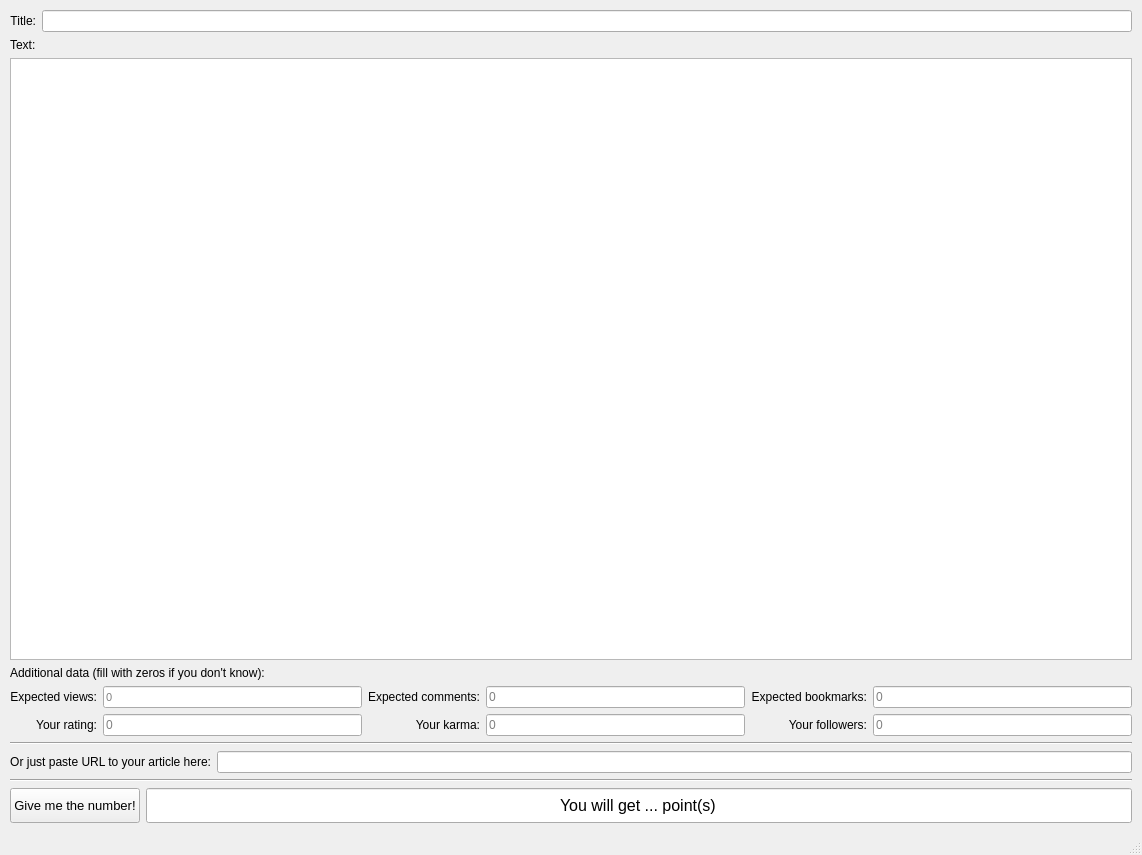
Above: src/mainwindow.ui from mmmm1998/--- before the change. Below: the same form after it.
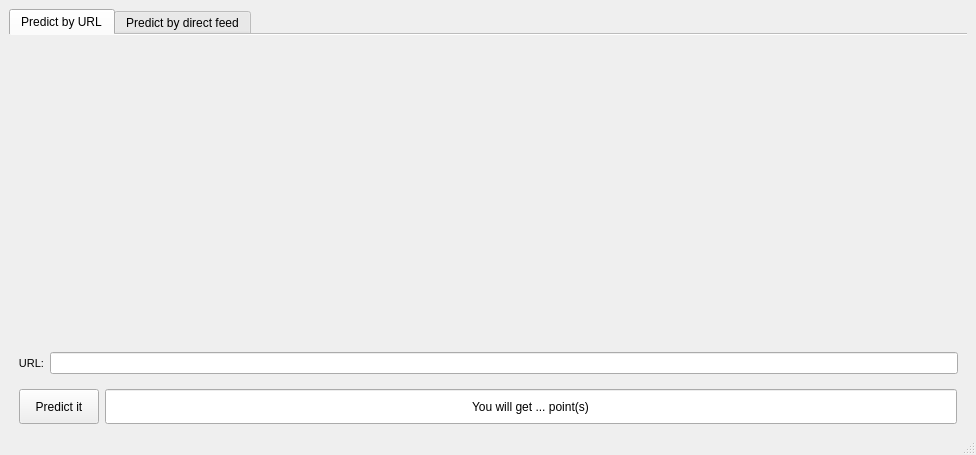
That is the form after the change.

Commit message: Overhauled GUI, split URL & direct feed into separate sections

Diff of the .ui file:
```diff
--- a/src/mainwindow.ui
+++ b/src/mainwindow.ui
@@ -6,41 +6,141 @@
    <rect>
     <x>0</x>
     <y>0</y>
-    <width>1142</width>
-    <height>855</height>
+    <width>976</width>
+    <height>455</height>
    </rect>
   </property>
   <property name="windowTitle">
    <string>Habrating</string>
   </property>
+  <property name="autoFillBackground">
+   <bool>false</bool>
+  </property>
   <widget class="QWidget" name="centralwidget">
+   <layout class="QVBoxLayout" name="verticalLayout_2">
+    <item>
+     <widget class="QTabWidget" name="tab_widget">
+      <property name="sizePolicy">
+       <sizepolicy hsizetype="Expanding" vsizetype="Expanding">
+        <horstretch>0</horstretch>
+        <verstretch>0</verstretch>
+       </sizepolicy>
+      </property>
+      <property name="autoFillBackground">
+       <bool>false</bool>
+      </property>
+      <property name="tabPosition">
+       <enum>QTabWidget::North</enum>
+      </property>
+      <property name="tabShape">
+       <enum>QTabWidget::Rounded</enum>
+      </property>
+      <property name="currentIndex">
+       <number>0</number>
+      </property>
+      <property name="elideMode">
+       <enum>Qt::ElideNone</enum>
+      </property>
+      <property name="documentMode">
+       <bool>true</bool>
+      </property>
+      <property name="tabsClosable">
+       <bool>false</bool>
+      </property>
+      <property name="movable">
+       <bool>false</bool>
+      </property>
+      <property name="tabBarAutoHide">
+       <bool>false</bool>
+      </property>
+      <widget class="QWidget" name="url_tab">
+       <attribute name="title">
+        <string>Predict by URL</string>
+       </attribute>
    <layout class="QGridLayout" name="gridLayout_2">
-    <property name="leftMargin">
-     <number>10</number>
-    </property>
-    <property name="topMargin">
-     <number>10</number>
-    </property>
-    <property name="rightMargin">
-     <number>10</number>
-    </property>
-    <property name="bottomMargin">
-     <number>10</number>
-    </property>
     <item row="1" column="0">
-     <layout class="QVBoxLayout" name="verticalLayout_3">
-      <property name="sizeConstraint">
-       <enum>QLayout::SetDefaultConstraint</enum>
-      </property>
-      <property name="bottomMargin">
-       <number>0</number>
-      </property>
-     </layout>
-    </item>
-    <item row="0" column="1">
-     <layout class="QVBoxLayout" name="verticalLayout">
-      <item>
+         <widget class="QWidget" name="url_dummy" native="true">
        <layout class="QHBoxLayout" name="horizontalLayout">
+           <property name="leftMargin">
+            <number>0</number>
+           </property>
+           <property name="topMargin">
+            <number>0</number>
+           </property>
+           <property name="rightMargin">
+            <number>0</number>
+           </property>
+           <property name="bottomMargin">
+            <number>0</number>
+           </property>
+           <item>
+            <widget class="QLabel" name="label_url">
+             <property name="font">
+              <font>
+               <pointsize>8</pointsize>
+              </font>
+             </property>
+             <property name="text">
+              <string>URL:</string>
+             </property>
+             <property name="alignment">
+              <set>Qt::AlignRight|Qt::AlignTrailing|Qt::AlignVCenter</set>
+             </property>
+             <property name="buddy">
+              <cstring>url_field</cstring>
+             </property>
+            </widget>
+           </item>
+           <item>
+            <widget class="QLineEdit" name="url_field">
+             <property name="minimumSize">
+              <size>
+               <width>400</width>
+               <height>0</height>
+              </size>
+             </property>
+            </widget>
+           </item>
+          </layout>
+         </widget>
+        </item>
+        <item row="0" column="0">
+         <spacer name="verticalSpacer">
+          <property name="orientation">
+           <enum>Qt::Vertical</enum>
+          </property>
+          <property name="sizeHint" stdset="0">
+           <size>
+            <width>0</width>
+            <height>0</height>
+           </size>
+          </property>
+         </spacer>
+        </item>
+       </layout>
+      </widget>
+      <widget class="QWidget" name="direct_tab">
+       <attribute name="title">
+        <string>Predict by direct feed</string>
+       </attribute>
+       <layout class="QGridLayout" name="gridLayout">
+        <item row="0" column="0">
+         <widget class="QWidget" name="direct_dummy" native="true">
+          <layout class="QVBoxLayout" name="verticalLayout">
+           <property name="leftMargin">
+            <number>0</number>
+           </property>
+           <property name="topMargin">
+            <number>0</number>
+           </property>
+           <property name="rightMargin">
+            <number>0</number>
+           </property>
+           <property name="bottomMargin">
+            <number>0</number>
+           </property>
+           <item>
+            <layout class="QHBoxLayout" name="title_label_separator">
         <item>
          <widget class="QLabel" name="label_title">
           <property name="text">
@@ -91,89 +191,8 @@
        </widget>
       </item>
       <item>
-       <widget class="QLabel" name="label_2">
-        <property name="text">
-         <string>Additional data (fill with zeros if you don't know):</string>
-        </property>
-       </widget>
-      </item>
+            <layout class="QHBoxLayout" name="aux_fields_separator">
       <item>
-       <layout class="QGridLayout" name="gridLayout">
-        <item row="0" column="0">
-         <widget class="QLabel" name="label_views">
-          <property name="text">
-           <string>Expected views:</string>
-          </property>
-          <property name="alignment">
-           <set>Qt::AlignRight|Qt::AlignTrailing|Qt::AlignVCenter</set>
-          </property>
-          <property name="buddy">
-           <cstring>views_edit</cstring>
-          </property>
-         </widget>
-        </item>
-        <item row="0" column="1">
-         <widget class="QLineEdit" name="views_edit">
-          <property name="font">
-           <font>
-            <pointsize>8</pointsize>
-           </font>
-          </property>
-          <property name="text">
-           <string/>
-          </property>
-          <property name="placeholderText">
-           <string>0</string>
-          </property>
-         </widget>
-        </item>
-        <item row="0" column="2">
-         <widget class="QLabel" name="label_comments">
-          <property name="text">
-           <string>Expected comments:</string>
-          </property>
-          <property name="alignment">
-           <set>Qt::AlignRight|Qt::AlignTrailing|Qt::AlignVCenter</set>
-          </property>
-          <property name="buddy">
-           <cstring>comments_edit</cstring>
-          </property>
-         </widget>
-        </item>
-        <item row="0" column="3">
-         <widget class="QLineEdit" name="comments_edit">
-          <property name="text">
-           <string/>
-          </property>
-          <property name="placeholderText">
-           <string>0</string>
-          </property>
-         </widget>
-        </item>
-        <item row="0" column="4">
-         <widget class="QLabel" name="label_bmarks">
-          <property name="text">
-           <string>Expected bookmarks:</string>
-          </property>
-          <property name="alignment">
-           <set>Qt::AlignRight|Qt::AlignTrailing|Qt::AlignVCenter</set>
-          </property>
-          <property name="buddy">
-           <cstring>bmarks_edit</cstring>
-          </property>
-         </widget>
-        </item>
-        <item row="0" column="5">
-         <widget class="QLineEdit" name="bmarks_edit">
-          <property name="text">
-           <string/>
-          </property>
-          <property name="placeholderText">
-           <string>0</string>
-          </property>
-         </widget>
-        </item>
-        <item row="1" column="0">
          <widget class="QLabel" name="label_arating">
           <property name="text">
            <string>Your rating:</string>
@@ -186,7 +205,7 @@
           </property>
          </widget>
         </item>
-        <item row="1" column="1">
+             <item>
          <widget class="QLineEdit" name="arating_edit">
           <property name="text">
            <string/>
@@ -196,7 +215,7 @@
           </property>
          </widget>
         </item>
-        <item row="1" column="2">
+             <item>
          <widget class="QLabel" name="label_akarma">
           <property name="text">
            <string>Your karma:</string>
@@ -209,7 +228,7 @@
           </property>
          </widget>
         </item>
-        <item row="1" column="3">
+             <item>
          <widget class="QLineEdit" name="akarma_edit">
           <property name="text">
            <string/>
@@ -219,7 +238,7 @@
           </property>
          </widget>
         </item>
-        <item row="1" column="4">
+             <item>
          <widget class="QLabel" name="label_asubs">
           <property name="text">
            <string>Your followers:</string>
@@ -232,7 +251,7 @@
           </property>
          </widget>
         </item>
-        <item row="1" column="5">
+             <item>
          <widget class="QLineEdit" name="asubs_edit">
           <property name="text">
            <string/>
@@ -242,27 +261,10 @@
           </property>
          </widget>
         </item>
-       </layout>
-      </item>
       <item>
-       <widget class="Line" name="line">
-        <property name="orientation">
-         <enum>Qt::Horizontal</enum>
-        </property>
-       </widget>
-      </item>
-      <item>
-       <layout class="QHBoxLayout" name="horizontalLayout_2">
-        <property name="leftMargin">
-         <number>0</number>
-        </property>
-        <property name="topMargin">
-         <number>0</number>
-        </property>
-        <item>
-         <widget class="QLabel" name="label_url">
+              <widget class="QLabel" name="label_year">
           <property name="text">
-           <string>Or just paste URL to your article here:</string>
+                <string>Year of publishment:</string>
           </property>
           <property name="alignment">
            <set>Qt::AlignRight|Qt::AlignTrailing|Qt::AlignVCenter</set>
@@ -270,19 +272,32 @@
          </widget>
         </item>
         <item>
-         <widget class="QLineEdit" name="url_field"/>
+              <widget class="QLineEdit" name="year_edit">
+               <property name="text">
+                <string/>
+               </property>
+               <property name="placeholderText">
+                <string>2018</string>
+               </property>
+              </widget>
         </item>
        </layout>
       </item>
-      <item>
-       <widget class="Line" name="line_2">
-        <property name="orientation">
-         <enum>Qt::Horizontal</enum>
-        </property>
-       </widget>
-      </item>
+          </layout>
+         </widget>
+        </item>
+       </layout>
+      </widget>
+     </widget>
+    </item>
       <item>
-       <layout class="QHBoxLayout" name="horizontalLayout_3">
+     <layout class="QHBoxLayout" name="prbut_label_separator">
+      <property name="leftMargin">
+       <number>10</number>
+      </property>
+      <property name="rightMargin">
+       <number>10</number>
+      </property>
         <item>
          <widget class="QPushButton" name="predict_button">
           <property name="sizePolicy">
@@ -293,11 +308,14 @@
           </property>
           <property name="font">
            <font>
-            <pointsize>10</pointsize>
+          <pointsize>9</pointsize>
            </font>
           </property>
           <property name="text">
-           <string>Give me the number!</string>
+         <string>Predict it</string>
+        </property>
+        <property name="shortcut">
+         <string>Return</string>
           </property>
           <property name="autoDefault">
            <bool>false</bool>
@@ -320,7 +338,7 @@
           </property>
           <property name="font">
            <font>
-            <pointsize>12</pointsize>
+          <pointsize>9</pointsize>
            </font>
           </property>
           <property name="text">
@@ -340,17 +358,10 @@
        </layout>
       </item>
      </layout>
-    </item>
-   </layout>
   </widget>
-  <widget class="QMenuBar" name="menubar">
-   <property name="geometry">
-    <rect>
-     <x>0</x>
-     <y>0</y>
-     <width>1142</width>
-     <height>26</height>
-    </rect>
+  <widget class="QStatusBar" name="statusbar">
+   <property name="sizeGripEnabled">
+    <bool>true</bool>
    </property>
   </widget>
   <widget class="QStatusBar" name="statusbar"/>
```
Left out of the diff: 12 changed lines with no effect on the pictures. Lines whose indentation alone changed are shown as unchanged. The commit also changes 1 other file.
